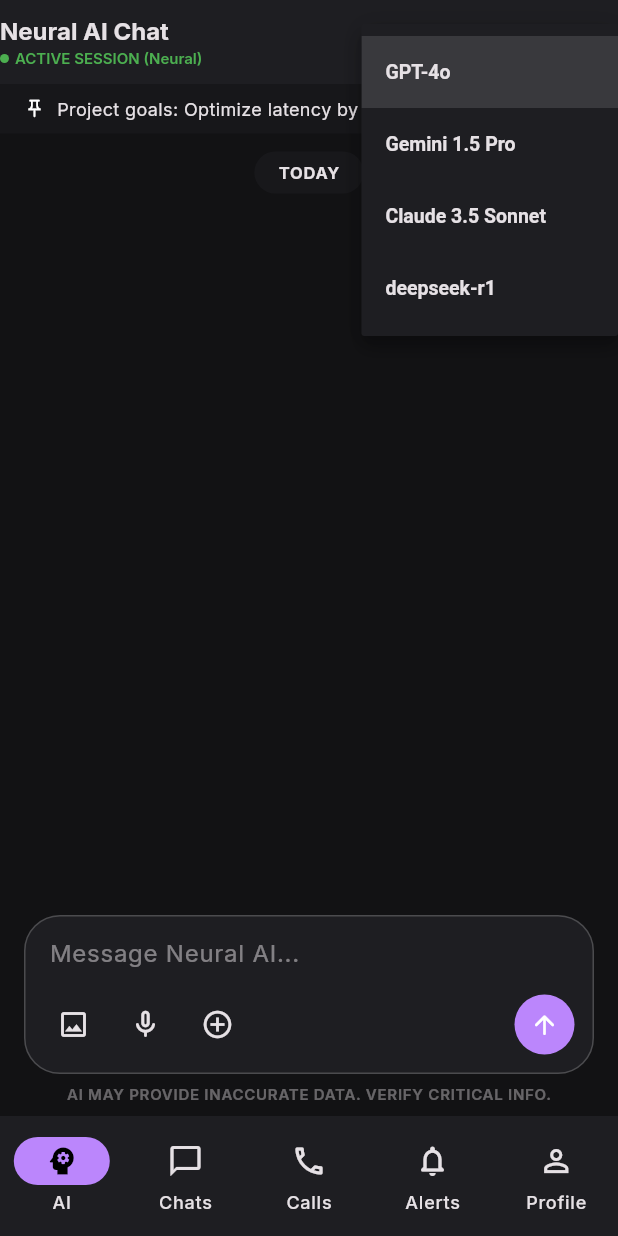
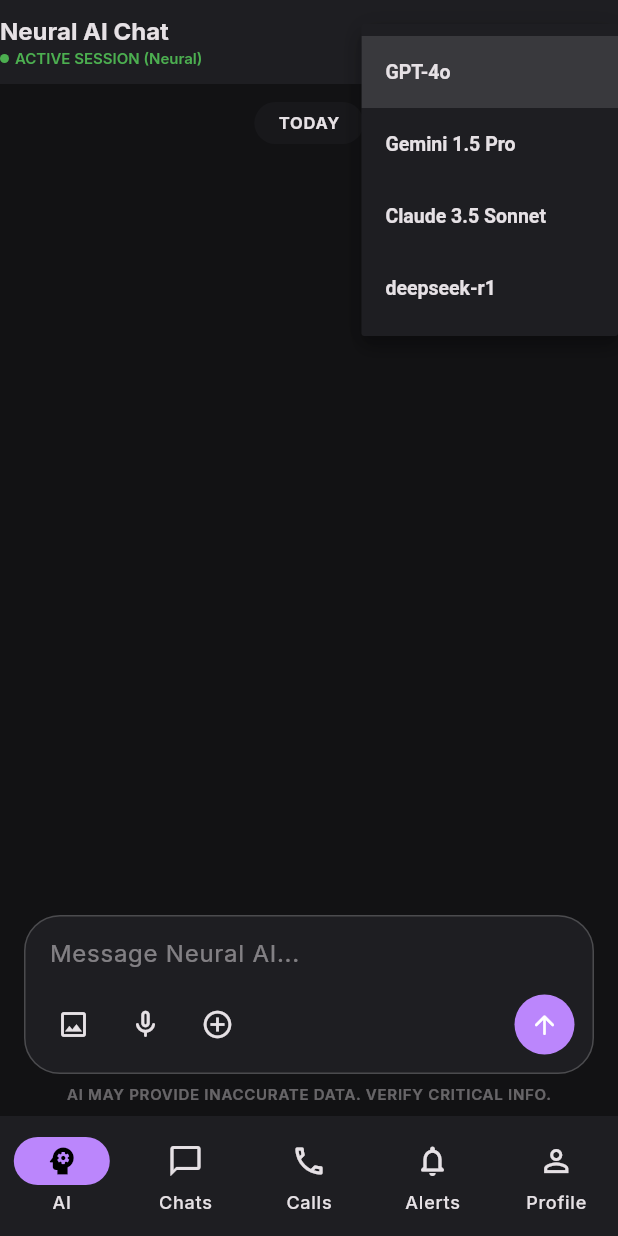
Before and after one commit to devblock97/lotus_connect, a Flutter app: the screen it shows after launch, after a tap on "GPT-4o", on a phone screen of 412 x 824 dp. Run offline on Flutter 3.47's test engine with Material 3 defaults, Android fonts, the phone set to English and light mode, and no system bars; our stand-ins replace dio, drift, drift_flutter, flutter_markdown, flutter_riverpod, fpdart and 2 more; missing offline and left inert: flutter_highlighter, markdown; accounts and stored records are empty; generated files the repository leaves out were written again.

Commit message:
fix: Settings screen text overflow in Active AI Engine row

```diff
--- a/lib/features/chatbot/presentation/views/chatbot_screen.dart
+++ b/lib/features/chatbot/presentation/views/chatbot_screen.dart
@@ -174,25 +174,25 @@
       body: Column(
         children: [
           // Banner Notice
-          Container(
-            padding: const EdgeInsets.symmetric(horizontal: 16, vertical: 8),
-            color: theme.colorScheme.surfaceContainerHighest
-                .withValues(alpha: 0.4),
-            child: Row(
-              children: [
-                const Icon(Icons.push_pin_outlined, size: 14),
-                const SizedBox(width: 8),
-                Expanded(
-                  child: Text(
-                    loc.projectGoals,
-                    style: const TextStyle(fontSize: 12),
-                    overflow: TextOverflow.ellipsis,
-                  ),
-                ),
-                const Icon(Icons.close, size: 14),
-              ],
-            ),
-          ),
+          // Container(
+          //   padding: const EdgeInsets.symmetric(horizontal: 16, vertical: 8),
+          //   color: theme.colorScheme.surfaceContainerHighest
+          //       .withValues(alpha: 0.4),
+          //   child: Row(
+          //     children: [
+          //       const Icon(Icons.push_pin_outlined, size: 14),
+          //       const SizedBox(width: 8),
+          //       Expanded(
+          //         child: Text(
+          //           loc.projectGoals,
+          //           style: const TextStyle(fontSize: 12),
+          //           overflow: TextOverflow.ellipsis,
+          //         ),
+          //       ),
+          //       const Icon(Icons.close, size: 14),
+          //     ],
+          //   ),
+          // ),
 
           // Message Feed
           Expanded(
--- a/lib/features/settings/presentation/views/settings_screen.dart
+++ b/lib/features/settings/presentation/views/settings_screen.dart
@@ -144,11 +144,14 @@
                     children: [
                       const Icon(Icons.auto_awesome, color: Colors.amber),
                       const SizedBox(width: 8),
-                      Text(
-                        loc.activeAiEngine,
-                        style: const TextStyle(fontWeight: FontWeight.bold),
+                      Expanded(
+                        child: Text(
+                          loc.activeAiEngine,
+                          style: const TextStyle(fontWeight: FontWeight.bold),
+                          overflow: TextOverflow.ellipsis,
+                        ),
                       ),
-                      const Spacer(),
+                      const SizedBox(width: 8),
                       DropdownButton<String>(
                         value: settings.activeAiProvider,
                         underline: const SizedBox(),
--- a/lib/l10n/app_en.arb
+++ b/lib/l10n/app_en.arb
@@ -13,7 +13,7 @@
   "editProfile": "Edit Profile",
   "aiEngineSettings": "AI ENGINE SETTINGS",
   "activeAiEngine": "Active AI Engine",
-  "googleGeminiLive": "Google Gemini (Live)",
+  "googleGeminiLive": "Google Gemini",
   "localLlmOllama": "Local LLM (Ollama)",
   "neuralAiMock": "Neural AI (Mock)",
   "geminiApiKey": "Google AI Studio API Key",
--- a/lib/l10n/app_ja.arb
+++ b/lib/l10n/app_ja.arb
@@ -13,7 +13,7 @@
   "editProfile": "プロフィール編集",
   "aiEngineSettings": "AIエンジン設定",
   "activeAiEngine": "有効なAIエンジン",
-  "googleGeminiLive": "Google Gemini (ライブ)",
+  "googleGeminiLive": "Google Gemini",
   "localLlmOllama": "ローカルLLM (Ollama)",
   "neuralAiMock": "モックAI",
   "geminiApiKey": "Google AI Studio APIキー",
--- a/lib/l10n/app_localizations.dart
+++ b/lib/l10n/app_localizations.dart
@@ -189,7 +189,7 @@
   /// No description provided for @googleGeminiLive.
   ///
   /// In en, this message translates to:
-  /// **'Google Gemini (Live)'**
+  /// **'Google Gemini'**
   String get googleGeminiLive;
 
   /// No description provided for @localLlmOllama.
--- a/lib/l10n/app_localizations_en.dart
+++ b/lib/l10n/app_localizations_en.dart
@@ -52,7 +52,7 @@
   String get activeAiEngine => 'Active AI Engine';
 
   @override
-  String get googleGeminiLive => 'Google Gemini (Live)';
+  String get googleGeminiLive => 'Google Gemini';
 
   @override
   String get localLlmOllama => 'Local LLM (Ollama)';
--- a/lib/l10n/app_localizations_ja.dart
+++ b/lib/l10n/app_localizations_ja.dart
@@ -51,7 +51,7 @@
   String get activeAiEngine => '有効なAIエンジン';
 
   @override
-  String get googleGeminiLive => 'Google Gemini (ライブ)';
+  String get googleGeminiLive => 'Google Gemini';
 
   @override
   String get localLlmOllama => 'ローカルLLM (Ollama)';
--- a/lib/l10n/app_localizations_vi.dart
+++ b/lib/l10n/app_localizations_vi.dart
@@ -52,7 +52,7 @@
   String get activeAiEngine => 'Công cụ AI kích hoạt';
 
   @override
-  String get googleGeminiLive => 'Google Gemini (Trực tiếp)';
+  String get googleGeminiLive => 'Google Gemini';
 
   @override
   String get localLlmOllama => 'LLM Nội bộ (Ollama)';
--- a/lib/l10n/app_localizations_zh.dart
+++ b/lib/l10n/app_localizations_zh.dart
@@ -51,7 +51,7 @@
   String get activeAiEngine => '活跃 AI 引擎';
 
   @override
-  String get googleGeminiLive => 'Google Gemini (在线)';
+  String get googleGeminiLive => 'Google Gemini';
 
   @override
   String get localLlmOllama => '本地 LLM (Ollama)';
--- a/lib/l10n/app_vi.arb
+++ b/lib/l10n/app_vi.arb
@@ -13,7 +13,7 @@
   "editProfile": "Chỉnh sửa cá nhân",
   "aiEngineSettings": "CÀI ĐẶT CÔNG CỤ AI",
   "activeAiEngine": "Công cụ AI kích hoạt",
-  "googleGeminiLive": "Google Gemini (Trực tiếp)",
+  "googleGeminiLive": "Google Gemini",
   "localLlmOllama": "LLM Nội bộ (Ollama)",
   "neuralAiMock": "AI Mô phỏng (Mock)",
   "geminiApiKey": "Google AI Studio API Key",
--- a/lib/l10n/app_zh.arb
+++ b/lib/l10n/app_zh.arb
@@ -13,7 +13,7 @@
   "editProfile": "编辑资料",
   "aiEngineSettings": "AI 引擎设置",
   "activeAiEngine": "活跃 AI 引擎",
-  "googleGeminiLive": "Google Gemini (在线)",
+  "googleGeminiLive": "Google Gemini",
   "localLlmOllama": "本地 LLM (Ollama)",
   "neuralAiMock": "模拟 AI (Mock)",
   "geminiApiKey": "Google AI Studio API 密钥",
```
